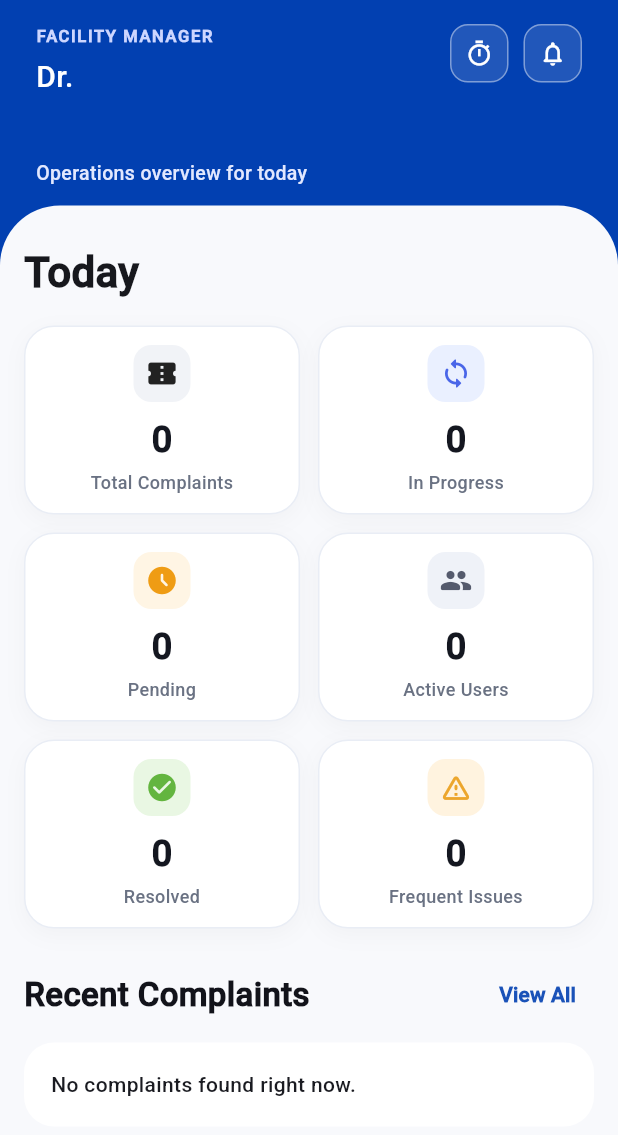
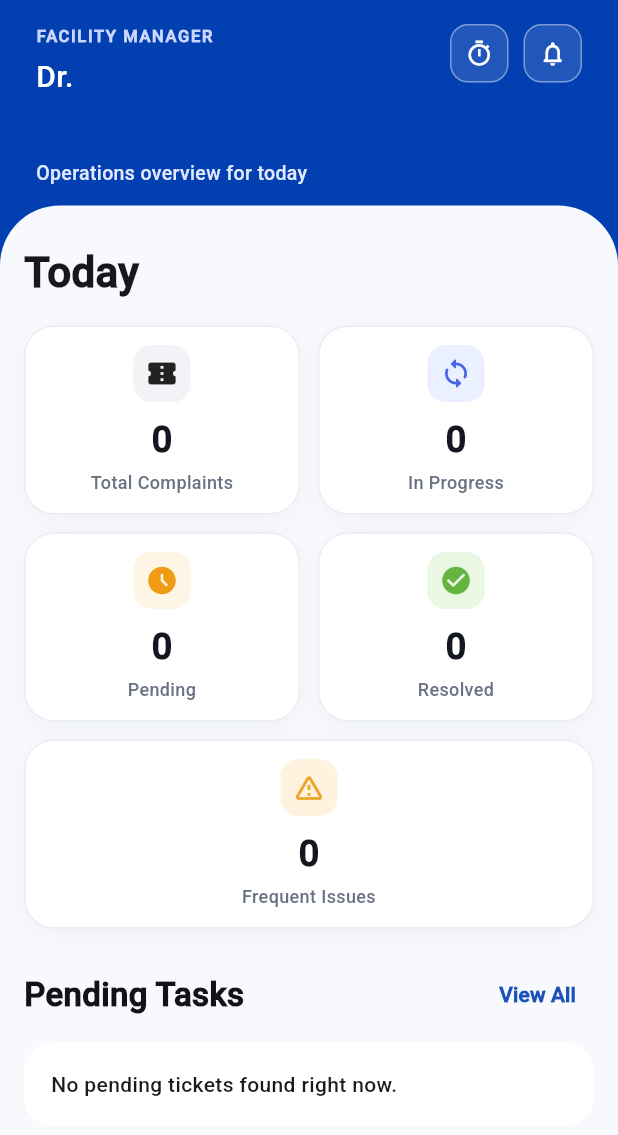
Before and after one commit to NILE-ASSIST/NUN-Maintenance-System, a Flutter app: the NewFMDashboard screen opened directly, on a phone screen of 412 x 824 dp. Shown: the top 1135 px of the screen. Run offline on Flutter 3.47's test engine with Material 3 defaults, Android fonts, the light colour scheme and no system bars; our stand-ins replace cloud_firestore, file_picker, firebase_auth, firebase_core, firebase_messaging, firebase_storage and 1 more; accounts and stored records are empty.

Commit message:
Update facility manager dashboard stats and history navigation

```diff
--- a/lib/screens/Newfacility.dart
+++ b/lib/screens/Newfacility.dart
@@ -5,12 +5,33 @@ import 'package:flutter/material.dart';
 import 'package:intl/intl.dart';
 import 'package:nileassist/main.dart';
 import 'package:nileassist/screens/complaintDetail.dart';
+import 'package:nileassist/screens/history_screen.dart' as nileassist_history;
 
 class NewFMDashboard extends StatelessWidget {
   const NewFMDashboard({super.key});
 
   Stream<QuerySnapshot<Map<String, dynamic>>> _ticketsStream() {
     return FirebaseFirestore.instance.collection('tickets').snapshots();
+  }
+
+  String _normalizedStatus(dynamic status) {
+    return (status ?? '').toString().trim().toLowerCase();
+  }
+
+  bool _isPendingStatus(String status) {
+    return status == 'pending';
+  }
+
+  bool _isInProgressStatus(String status) {
+    return status == 'in progress' ||
+        status == 'ongoing' ||
+        status == 'being validated' ||
+        status == 'assigned' ||
+        status == 'needs recheck';
+  }
+
+  bool _isResolvedStatus(String status) {
+    return status == 'resolved' || status == 'completed';
   }
 
   @override
@@ -38,13 +59,19 @@ class NewFMDashboard extends StatelessWidget {
               });
 
             final stats = _buildStats(docs);
-            final recentComplaints = docs.take(3).toList();
+            final recentPendingTickets = docs
+                .where((doc) {
+                  final status = _normalizedStatus(doc.data()['status']);
+                  return _isPendingStatus(status);
+                })
+                .take(3)
+                .toList();
 
             return Column(
               children: [
                 Padding(
                   padding: const EdgeInsets.fromLTRB(24, 16, 24, 12),
-                  child: _buildHeroHeader(),
+                  child: _buildHeroHeader(context),
                 ),
                 Expanded(
                   child: Container(
@@ -57,7 +84,7 @@ class NewFMDashboard extends StatelessWidget {
                         topRight: Radius.circular(40),
                       ),
                     ),
-                    child: _buildBodyCard(context, stats, recentComplaints),
+                    child: _buildBodyCard(context, stats, recentPendingTickets),
                   ),
                 ),
               ],
@@ -73,26 +100,20 @@ class NewFMDashboard extends StatelessWidget {
     int inProgress = 0;
     int resolved = 0;
 
-    final activeUsers = <String>{};
     final categories = <String, int>{};
 
     for (final doc in docs) {
       final data = doc.data();
-      final status = (data['status'] ?? '').toString().trim().toLowerCase();
-      final issuerId = (data['issuerID'] ?? '').toString();
+      final status = _normalizedStatus(data['status']);
       final category = (data['category'] ?? 'General').toString();
-
-      if (issuerId.isNotEmpty) {
-        activeUsers.add(issuerId);
-      }
 
       categories[category] = (categories[category] ?? 0) + 1;
 
-      if (status == 'pending') {
+      if (_isPendingStatus(status)) {
         pending += 1;
-      } else if (status == 'in progress' || status == 'ongoing' || status == 'being validated') {
+      } else if (_isInProgressStatus(status)) {
         inProgress += 1;
-      } else if (status == 'resolved' || status == 'completed') {
+      } else if (_isResolvedStatus(status)) {
         resolved += 1;
       }
     }
@@ -108,13 +129,12 @@ class NewFMDashboard extends StatelessWidget {
       'total': docs.length,
       'inProgress': inProgress,
       'pending': pending,
-      'activeUsers': activeUsers.length,
       'resolved': resolved,
       'frequentIssues': frequentIssueCount,
     };
   }
 
-  Widget _buildHeroHeader() {
+  Widget _buildHeroHeader(BuildContext context) {
     return Column(
       crossAxisAlignment: CrossAxisAlignment.start,
       children: [
@@ -147,7 +167,19 @@ class NewFMDashboard extends StatelessWidget {
                 ],
               ),
             ),
-            _iconChip(Icons.timer_outlined),
+            _iconChip(
+              Icons.timer_outlined,
+              onTap: () {
+                Navigator.push(
+                  context,
+                  MaterialPageRoute(
+                    builder: (_) => const nileassist_history.HistoryScreen(
+                      currentUserRole: 'facility_manager',
+                    ),
+                  ),
+                );
+              },
+            ),
             const SizedBox(width: 10),
             _iconChip(Icons.notifications_none_rounded),
           ],
@@ -165,8 +197,11 @@ class NewFMDashboard extends StatelessWidget {
     );
   }
 
-  Widget _iconChip(IconData icon) {
-    return Container(
+  Widget _iconChip(IconData icon, {VoidCallback? onTap}) {
+    return InkWell(
+      onTap: onTap,
+      borderRadius: BorderRadius.circular(12),
+      child: Container(
         padding: const EdgeInsets.all(9),
         decoration: BoxDecoration(
           color: Colors.white.withOpacity(0.12),
@@ -174,13 +209,14 @@ class NewFMDashboard extends StatelessWidget {
           border: Border.all(color: Colors.white.withOpacity(0.42)),
         ),
         child: Icon(icon, color: Colors.white, size: 19),
+      ),
     );
   }
 
   Widget _buildBodyCard(
     BuildContext context,
     Map<String, int> stats,
-    List<QueryDocumentSnapshot<Map<String, dynamic>>> recentComplaints,
+    List<QueryDocumentSnapshot<Map<String, dynamic>>> recentPendingTickets,
   ) {
     final items = [
       _StatItem(
@@ -203,13 +239,6 @@ class NewFMDashboard extends StatelessWidget {
         Icons.access_time_filled_rounded,
         const Color(0xFFEF9C14),
         const Color(0xFFFFF5E4),
-      ),
-      _StatItem(
-        'Active Users',
-        stats['activeUsers'] ?? 0,
-        Icons.group_rounded,
-        const Color(0xFF555B6D),
-        const Color(0xFFEFF2F8),
       ),
       _StatItem(
         'Resolved',
@@ -248,14 +277,16 @@ class NewFMDashboard extends StatelessWidget {
             return Wrap(
               spacing: 12,
               runSpacing: 12,
-              children: items
-                  .map(
-                    (item) => SizedBox(
-                      width: cardWidth,
+              children: items.asMap().entries.map((entry) {
+                final index = entry.key;
+                final item = entry.value;
+                final isLastOddCard = items.length.isOdd && index == items.length - 1;
+
+                return SizedBox(
+                  width: isLastOddCard ? constraints.maxWidth : cardWidth,
                   child: _statCard(item),
-                    ),
-                  )
-                  .toList(),
+                );
+              }).toList(),
             );
           },
         ),
@@ -264,7 +295,7 @@ class NewFMDashboard extends StatelessWidget {
           mainAxisAlignment: MainAxisAlignment.spaceBetween,
           children: [
             const Text(
-              'Recent Complaints',
+              'Pending Tasks',
               style: TextStyle(
                 fontSize: 22,
                 fontWeight: FontWeight.w700,
@@ -284,10 +315,10 @@ class NewFMDashboard extends StatelessWidget {
           ],
         ),
         const SizedBox(height: 8),
-        if (recentComplaints.isEmpty)
+        if (recentPendingTickets.isEmpty)
           _emptyCard()
         else
-          ...recentComplaints.map((doc) => Padding(
+          ...recentPendingTickets.map((doc) => Padding(
                 padding: const EdgeInsets.only(bottom: 10),
                 child: _complaintCard(context, doc),
               )),
@@ -353,7 +384,7 @@ class NewFMDashboard extends StatelessWidget {
         color: Colors.white,
         borderRadius: BorderRadius.circular(20),
       ),
-      child: const Text('No complaints found right now.'),
+      child: const Text('No pending tickets found right now.'),
     );
   }
 
@@ -435,15 +466,15 @@ class NewFMDashboard extends StatelessWidget {
   }
 
   Widget _statusChip(String status) {
-    final normalized = status.toLowerCase();
+    final normalized = _normalizedStatus(status);
 
     Color bg;
     Color fg;
 
-    if (normalized == 'in progress' || normalized == 'ongoing' || normalized == 'being validated') {
+    if (_isInProgressStatus(normalized)) {
       bg = const Color(0xFFE8EDFF);
       fg = const Color(0xFF4A66E8);
-    } else if (normalized == 'resolved' || normalized == 'completed') {
+    } else if (_isResolvedStatus(normalized)) {
       bg = const Color(0xFFE6F5E0);
       fg = const Color(0xFF5BAA37);
     } else {
```
Lines whose indentation alone changed are shown as unchanged.
